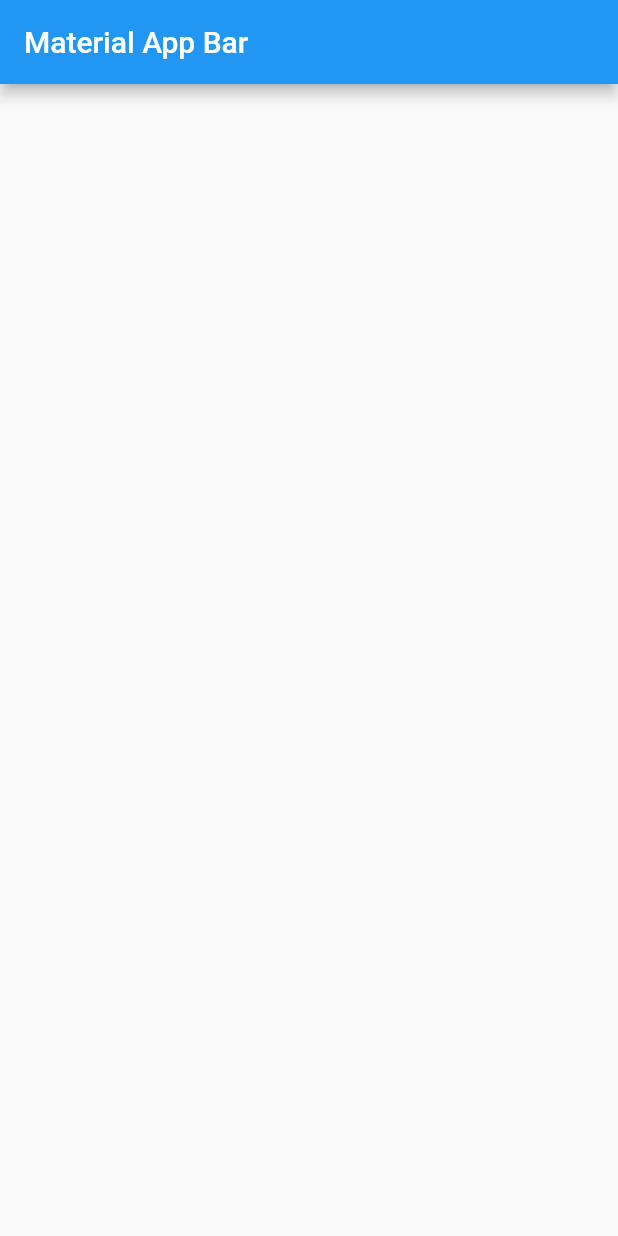
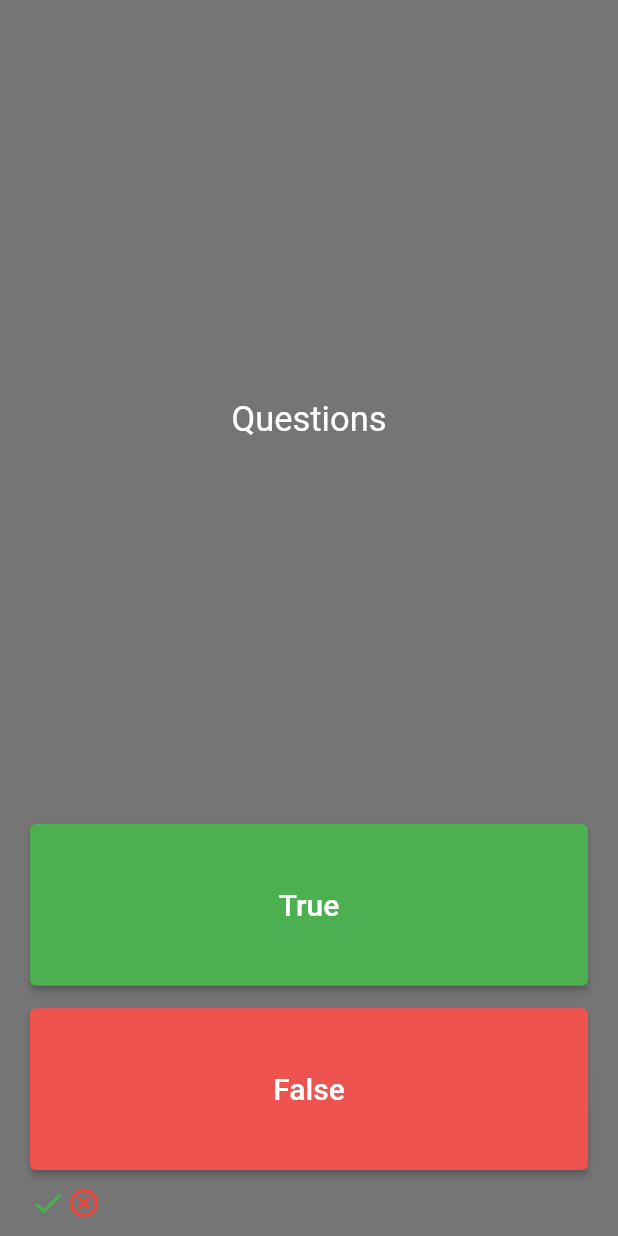
Before and after one commit to Nehemias-Munoz/Quiz-Flutter, a Flutter app: the screen it shows after launch, on a phone screen of 412 x 824 dp. Run offline on Flutter 3.47's test engine with Material 2 defaults, Android fonts, the phone set to English and light mode, and no system bars.

Commit message:
final appearance

```diff
--- a/lib/main.dart
+++ b/lib/main.dart
@@ -9,10 +9,9 @@ class MyApp extends StatelessWidget {
       debugShowCheckedModeBanner: false,
       title: 'Material App',
       home: Scaffold(
-          appBar: AppBar(
-            title: Text('Material App Bar'),
-          ),
-          body: QuizApp()),
+        backgroundColor: Colors.grey[600],
+        body: SafeArea(child: QuizApp()),
+      ),
     );
   }
 }
@@ -28,7 +27,57 @@ class _QuizAppState extends State<QuizApp> {
   @override
   Widget build(BuildContext context) {
     return Container(
-      child: null,
+      padding: EdgeInsets.symmetric(vertical: 10.0, horizontal: 20.0),
+      child: Column(
+        mainAxisSize: MainAxisSize.max,
+        crossAxisAlignment: CrossAxisAlignment.stretch,
+        children: [
+          Expanded(
+            flex: 5,
+            child: Center(
+              child: Text(
+                'Questions',
+                style: TextStyle(fontSize: 23.0, color: Colors.white),
+              ),
+            ),
+          ),
+          Expanded(
+            flex: 1,
+            child: ElevatedButton(
+              style: ButtonStyle(
+                  backgroundColor: MaterialStateProperty.all(Colors.green)),
+              child: Text(
+                'True',
+                style: TextStyle(fontSize: 20.0),
+              ),
+              onPressed: () {},
+            ),
+          ),
+          SizedBox(height: 15.0),
+          Expanded(
+            flex: 1,
+            child: ElevatedButton(
+              style: ButtonStyle(
+                  backgroundColor: MaterialStateProperty.all(Colors.red[400])),
+              child: Text(
+                'False',
+                style: TextStyle(fontSize: 20.0),
+              ),
+              onPressed: () {},
+            ),
+          ),
+          SizedBox(height: 10.0),
+          Row(
+            children: [
+              Icon(
+                Icons.check,
+                color: Colors.green,
+              ),
+              Icon(Icons.dangerous_outlined, color: Colors.red),
+            ],
+          ),
+        ],
+      ),
     );
   }
 }
```
